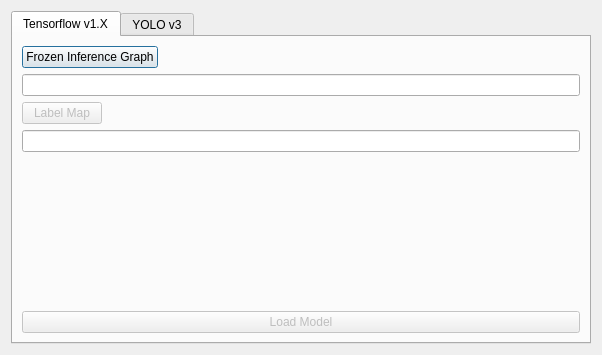
Above: bboxee/gui/annotator_dialog.ui from persts/BBoxEE before the change. Below: the same form after it.
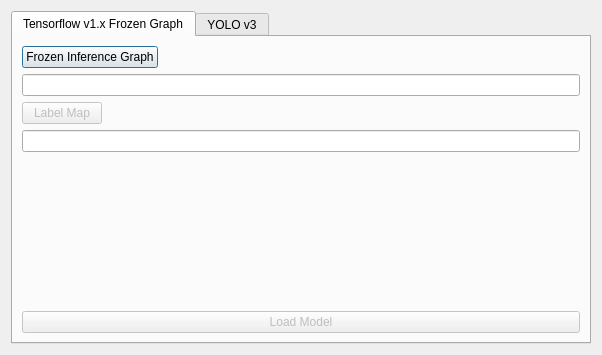
That is the form after the change.

Commit message: Reverted tensorflow annotator

```diff
--- a/bboxee/gui/annotator_dialog.ui
+++ b/bboxee/gui/annotator_dialog.ui
@@ -24,7 +24,7 @@
      </property>
      <widget class="QWidget" name="tensorflow">
       <attribute name="title">
-       <string>Tensorflow v1.X</string>
+       <string>Tensorflow v1.x Frozen Graph</string>
       </attribute>
       <layout class="QVBoxLayout" name="verticalLayout_2">
        <item>
```
Left out of the diff: 2 changed lines with no effect on the pictures. The commit also changes 4 other files.
